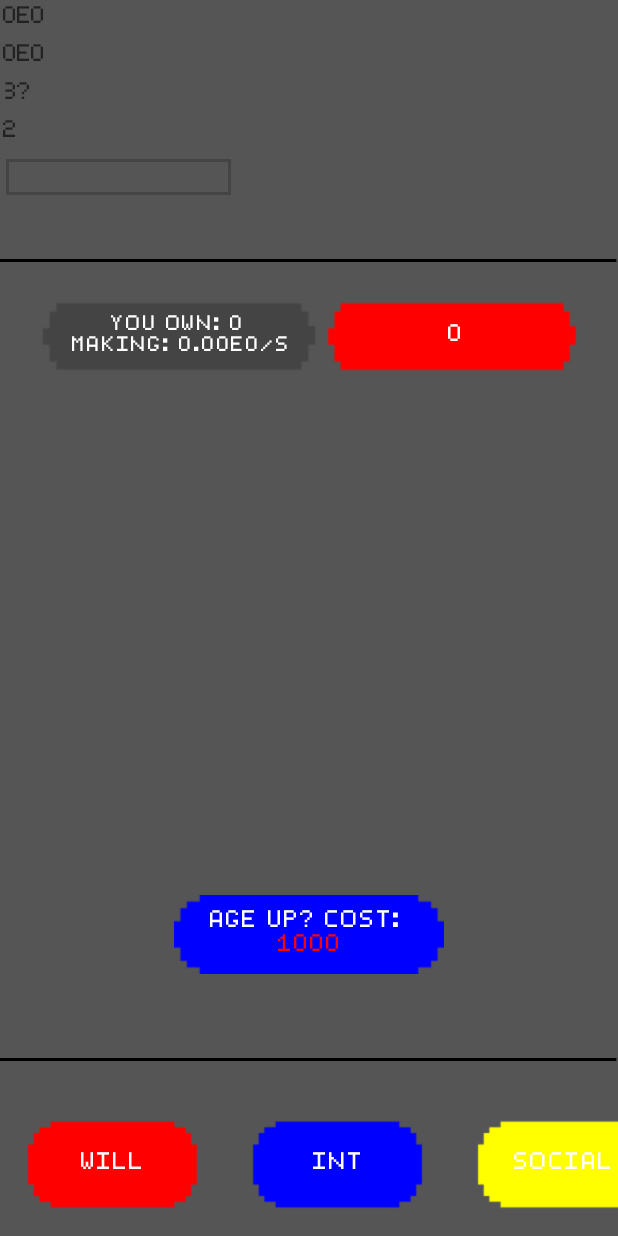
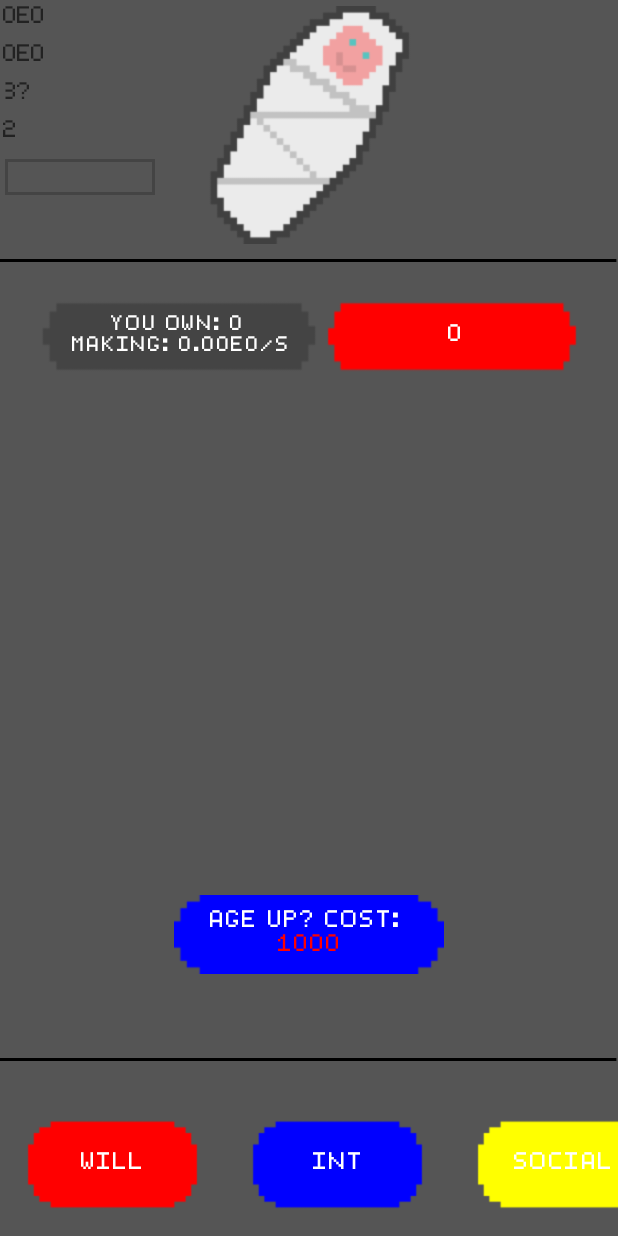
Before and after one commit to MilesAlfrey/IdleLife, an Android app: the screen it shows after launch (MainActivity), on a phone screen of 412 x 824 dp. Run offline under Robolectric (Android 15) with nearby library versions, the phone set to English and light mode, and no system bars; our stand-ins replace navigation-ui.

Commit message:
Added player icons that change depending on age

```diff
--- a/app/src/main/java/com/example/idlelife/MainActivity.java
+++ b/app/src/main/java/com/example/idlelife/MainActivity.java
@@ -127,6 +127,11 @@ public class MainActivity extends AppCompatActivity {
 
         // Starts timer when the activity is created
 
+        SharedPreferences saves = getSharedPreferences("Values",Context.MODE_PRIVATE);
+
+        int age = saves.getInt("Age",0);
+
+        PlayerIconSelector(age);
 
 
         timerHandler.post(timerRunnable);
@@ -209,6 +214,8 @@ public class MainActivity extends AppCompatActivity {
 
                 int age = level.getInt("Age",0);
 
+
+
                 long[] cost = MiscMethods.LevelCost(age);
 
 
@@ -228,6 +235,7 @@ public class MainActivity extends AppCompatActivity {
                     editor.putInt("Age",age+1);
                     editor.apply();
                     MiscMethods.ageResult(MainActivity.super.getBaseContext());
+                    PlayerIconSelector(age+1);//The age +1 is a new age
 
                 }
 
@@ -247,7 +255,6 @@ public class MainActivity extends AppCompatActivity {
 
     @Override
     public void onStart() {
-
 
         super.onStart();
     }
@@ -283,6 +290,22 @@ public class MainActivity extends AppCompatActivity {
                 || super.onSupportNavigateUp();
     }
 
-
+    private void PlayerIconSelector(int age){
+        if (0<=age && age<=2){
+            binding.playericon.setImageResource(R.drawable.babyplayersmaller4x);
+        }
+        else if (3<=age && age<=12){
+            binding.playericon.setImageResource(R.drawable.newchildplayericon4xtrim);
+        }
+        else if (13<=age && age<=18){
+            binding.playericon.setImageResource(R.drawable.teenplayericonx4trim);
+        }
+        else if (19<=age && age<=60){
+            binding.playericon.setImageResource(R.drawable.adultplayericon4xtrim);
+        }
+        else if (61<=age){
+            binding.playericon.setImageResource(R.drawable.oldplayericon4xtrim);
+        }
+    }
 
 }
--- a/app/src/main/res/layout/activity_main.xml
+++ b/app/src/main/res/layout/activity_main.xml
@@ -96,11 +96,26 @@
         </LinearLayout>
     </HorizontalScrollView>
 
+    <include
+        android:id="@+id/include"
+        layout="@layout/content_main"
+        android:layout_width="match_parent"
+        android:layout_height="match_parent"
+        android:background="@color/Background_grey" />
+
+    <androidx.constraintlayout.widget.ConstraintLayout
+        android:layout_width="match_parent"
+        android:layout_height="match_parent"
+        app:layout_anchor="@+id/include"
+        app:layout_anchorGravity="center">
+
         <LinearLayout
             android:id="@+id/linearLayout"
-        android:layout_width="171dp"
+            android:layout_width="122dp"
             android:layout_height="134dp"
-        android:orientation="vertical">
+            android:orientation="vertical"
+            app:layout_constraintStart_toStartOf="parent"
+            app:layout_constraintTop_toTopOf="parent">
 
             <TextView
                 android:id="@+id/Will"
@@ -144,11 +159,11 @@
 
                 <ImageView
                     android:id="@+id/Outlines"
-                android:layout_width="150dp"
+                    android:layout_width="100dp"
                     android:layout_height="24dp"
                     app:layout_constraintBottom_toBottomOf="parent"
                     app:layout_constraintEnd_toEndOf="parent"
-                app:layout_constraintHorizontal_bias="0.2"
+                    app:layout_constraintHorizontal_bias="0.14"
                     app:layout_constraintStart_toStartOf="parent"
                     app:layout_constraintTop_toTopOf="parent"
                     app:srcCompat="@drawable/grey_outlined_rectangle" />
@@ -166,18 +181,6 @@
             </androidx.constraintlayout.widget.ConstraintLayout>
 
         </LinearLayout>
-
-    <include
-        android:id="@+id/include"
-        layout="@layout/content_main"
-        android:layout_width="match_parent"
-        android:layout_height="match_parent"
-        android:background="@color/Background_grey" />
-
-    <androidx.constraintlayout.widget.ConstraintLayout
-        android:layout_width="match_parent"
-        android:layout_height="match_parent"
-        app:layout_anchorGravity="center">
 
         <ImageView
             android:id="@+id/TopBlackLine"
@@ -214,6 +217,21 @@
             app:layout_constraintBottom_toTopOf="@+id/BotBlackLine"
             app:layout_constraintEnd_toEndOf="parent"
             app:layout_constraintStart_toStartOf="parent" />
+
+        <ImageView
+            android:id="@+id/playericon"
+            android:layout_width="wrap_content"
+            android:layout_height="0dp"
+            android:layout_marginTop="4dp"
+            android:layout_marginBottom="4dp"
+            android:adjustViewBounds="true"
+            android:scaleType="centerCrop"
+            app:layout_constraintBottom_toTopOf="@+id/TopBlackLine"
+            app:layout_constraintEnd_toEndOf="parent"
+            app:layout_constraintStart_toStartOf="parent"
+            app:layout_constraintTop_toTopOf="parent"
+            app:layout_constraintVertical_bias="1.0"
+            app:srcCompat="@drawable/newchildplayericon4xtrim" />
     </androidx.constraintlayout.widget.ConstraintLayout>
 
 
```
Also changed, not shown: app/src/main/res/drawable/adultplayericon4xtrim.png (added), app/src/main/res/drawable/babyplayersmaller4x.png (added), app/src/main/res/drawable/childplayericontrimmedborder4x.png (added), app/src/main/res/drawable/newchildplayericon4xtrim.png (added), app/src/main/res/drawable/oldplayericon4xtrim.png (added), app/src/main/res/drawable/teenplayericonx4trim.png (added). Lines whose indentation alone changed are shown as unchanged.
